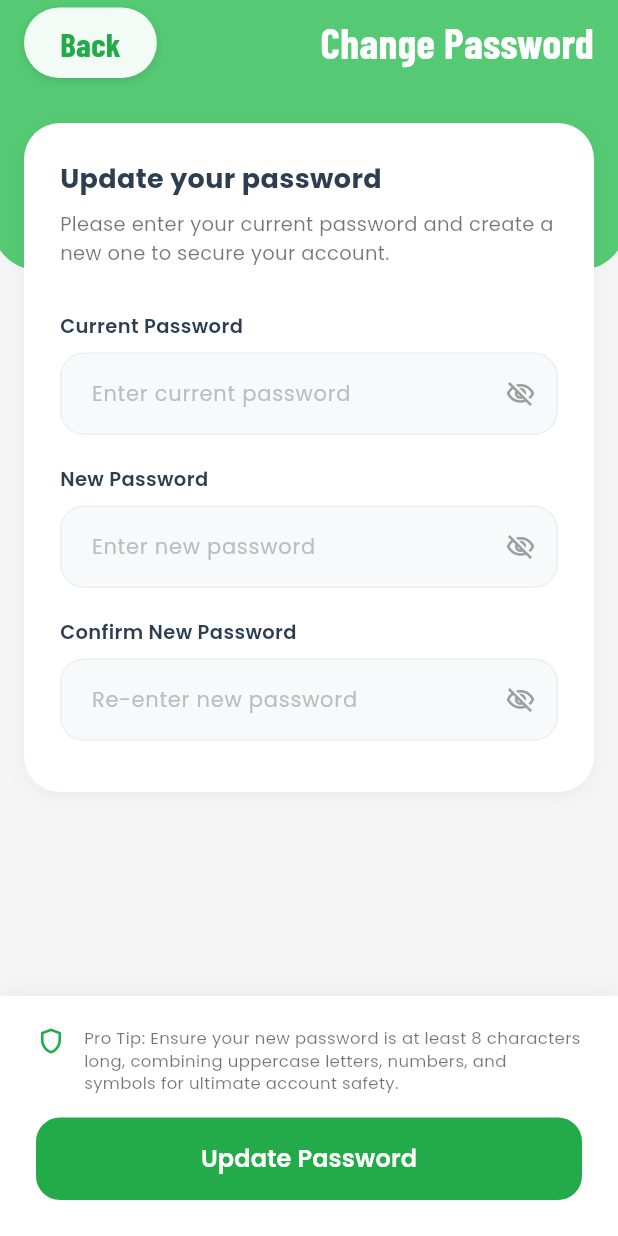
After one commit to SahilParbale/Rider-App, a Flutter app: the ChangePasswordScreen screen opened directly, on a phone screen of 412 x 824 dp. The commit adds this screen. Run offline on Flutter 3.47's test engine with Material 3 defaults, Android fonts, the phone set to English and light mode, and no system bars; our stand-ins replace google_fonts, google_maps_flutter; network calls fail.

Commit message:
feat: Introduce Privacy & Security screen and Change Password screen.

```diff
--- /dev/null
+++ b/lib/change_password_screen.dart
@@ -0,0 +1,294 @@
+import 'package:flutter/material.dart';
+import 'package:google_fonts/google_fonts.dart';
+import 'constants.dart';
+
+class ChangePasswordScreen extends StatefulWidget {
+  const ChangePasswordScreen({super.key});
+
+  @override
+  State<ChangePasswordScreen> createState() => _ChangePasswordScreenState();
+}
+
+class _ChangePasswordScreenState extends State<ChangePasswordScreen> {
+  bool _obscureCurrent = true;
+  bool _obscureNew = true;
+  bool _obscureConfirm = true;
+
+  @override
+  Widget build(BuildContext context) {
+    return Scaffold(
+      backgroundColor: const Color(0xFFF5F5F5),
+      body: Stack(
+        children: [
+          // Green Header
+          Positioned(
+            top: 0,
+            left: -5,
+            right: -5,
+            child: Container(
+              height: 180,
+              decoration: const BoxDecoration(
+                color: AppColors.headerGreen,
+                borderRadius: BorderRadius.only(
+                  bottomLeft: Radius.circular(30),
+                  bottomRight: Radius.circular(30),
+                ),
+              ),
+            ),
+          ),
+
+          SafeArea(
+            child: Column(
+              children: [
+                // Header Content
+                Padding(
+                  padding: const EdgeInsets.fromLTRB(16, 5, 16, 0),
+                  child: Row(
+                    mainAxisAlignment: MainAxisAlignment.spaceBetween,
+                    children: [
+                      GestureDetector(
+                        onTap: () => Navigator.pop(context),
+                        child: Container(
+                          padding: const EdgeInsets.symmetric(horizontal: 24, vertical: 8),
+                          decoration: BoxDecoration(
+                            color: const Color(0xFFF2FBF5),
+                            borderRadius: BorderRadius.circular(30),
+                            boxShadow: [
+                              BoxShadow(
+                                color: Colors.black.withOpacity(0.1),
+                                blurRadius: 4,
+                                offset: const Offset(0, 2),
+                              ),
+                            ],
+                          ),
+                          child: Text(
+                            "Back",
+                            style: GoogleFonts.barlowCondensed(
+                              fontSize: 22,
+                              fontWeight: FontWeight.w700,
+                              color: const Color(0xFF23AA49),
+                            ),
+                          ),
+                        ),
+                      ),
+                      Text(
+                        "Change Password",
+                        style: GoogleFonts.barlowCondensed(
+                          fontSize: 28,
+                          fontWeight: FontWeight.w700,
+                          color: Colors.white,
+                        ),
+                      ),
+                    ],
+                  ),
+                ),
+
+                const SizedBox(height: 30),
+
+                // Main Content
+                Expanded(
+                  child: ListView(
+                    padding: const EdgeInsets.symmetric(horizontal: 16),
+                    physics: const BouncingScrollPhysics(),
+                    children: [
+                      // Form Container
+                      Container(
+                        padding: const EdgeInsets.all(24),
+                        decoration: BoxDecoration(
+                          color: Colors.white,
+                          borderRadius: BorderRadius.circular(24),
+                          boxShadow: [
+                            BoxShadow(
+                              color: Colors.black.withOpacity(0.04),
+                              blurRadius: 10,
+                              offset: const Offset(0, 4),
+                            ),
+                          ],
+                        ),
+                        child: Column(
+                          crossAxisAlignment: CrossAxisAlignment.start,
+                          children: [
+                            Text(
+                              "Update your password",
+                              style: GoogleFonts.poppins(
+                                fontSize: 18,
+                                fontWeight: FontWeight.w700,
+                                color: const Color(0xFF2C3E50),
+                              ),
+                            ),
+                            const SizedBox(height: 8),
+                            Text(
+                              "Please enter your current password and create a new one to secure your account.",
+                              style: GoogleFonts.poppins(
+                                fontSize: 13,
+                                color: Colors.black54,
+                                height: 1.5,
+                              ),
+                            ),
+                            const SizedBox(height: 30),
+
+                            _buildPasswordField(
+                              label: "Current Password",
+                              hint: "Enter current password",
+                              isObscured: _obscureCurrent,
+                              onToggleVisibility: () {
+                                setState(() {
+                                  _obscureCurrent = !_obscureCurrent;
+                                });
+                              },
+                            ),
+                            const SizedBox(height: 20),
+
+                            _buildPasswordField(
+                              label: "New Password",
+                              hint: "Enter new password",
+                              isObscured: _obscureNew,
+                              onToggleVisibility: () {
+                                setState(() {
+                                  _obscureNew = !_obscureNew;
+                                });
+                              },
+                            ),
+                            const SizedBox(height: 20),
+
+                            _buildPasswordField(
+                              label: "Confirm New Password",
+                              hint: "Re-enter new password",
+                              isObscured: _obscureConfirm,
+                              onToggleVisibility: () {
+                                setState(() {
+                                  _obscureConfirm = !_obscureConfirm;
+                                });
+                              },
+                            ),
+                            const SizedBox(height: 10),
+                          ],
+                        ),
+                      ),
+                      const SizedBox(height: 40),
+                    ],
+                  ),
+                ),
+
+                // Bottom Footer with Professional Insight & Button
+                Container(
+                  padding: const EdgeInsets.fromLTRB(24, 20, 24, 24),
+                  decoration: BoxDecoration(
+                    color: Colors.white,
+                    boxShadow: [
+                      BoxShadow(
+                        color: Colors.black.withOpacity(0.04),
+                        blurRadius: 10,
+                        offset: const Offset(0, -4),
+                      ),
+                    ],
+                  ),
+                  child: Column(
+                    mainAxisSize: MainAxisSize.min,
+                    children: [
+                      Row(
+                        crossAxisAlignment: CrossAxisAlignment.start,
+                        children: [
+                          const Icon(Icons.shield_outlined, color: AppColors.primaryGreen, size: 20),
+                          const SizedBox(width: 12),
+                          Expanded(
+                            child: Text(
+                              "Pro Tip: Ensure your new password is at least 8 characters long, combining uppercase letters, numbers, and symbols for ultimate account safety.",
+                              style: GoogleFonts.poppins(
+                                fontSize: 11,
+                                color: Colors.black54,
+                                height: 1.4,
+                              ),
+                            ),
+                          ),
+                        ],
+                      ),
+                      const SizedBox(height: 16),
+                      SizedBox(
+                        width: double.infinity,
+                        child: ElevatedButton(
+                          onPressed: () {
+                            Navigator.pop(context);
+                          },
+                          style: ElevatedButton.styleFrom(
+                            backgroundColor: AppColors.primaryGreen,
+                            foregroundColor: Colors.white,
+                            elevation: 0,
+                            padding: const EdgeInsets.symmetric(vertical: 16),
+                            shape: RoundedRectangleBorder(
+                              borderRadius: BorderRadius.circular(16),
+                            ),
+                          ),
+                          child: Text(
+                            "Update Password",
+                            style: GoogleFonts.poppins(
+                              fontSize: 16,
+                              fontWeight: FontWeight.w600,
+                            ),
+                          ),
+                        ),
+                      ),
+                    ],
+                  ),
+                ),
+              ],
+            ),
+          ),
+        ],
+      ),
+    );
+  }
+
+  Widget _buildPasswordField({
+    required String label,
+    required String hint,
+    required bool isObscured,
+    required VoidCallback onToggleVisibility,
+  }) {
+    return Column(
+      crossAxisAlignment: CrossAxisAlignment.start,
+      children: [
+        Text(
+          label,
+          style: GoogleFonts.poppins(
+            fontSize: 13,
+            fontWeight: FontWeight.w600,
+            color: const Color(0xFF2C3E50),
+          ),
+        ),
+        const SizedBox(height: 8),
+        Container(
+          decoration: BoxDecoration(
+            color: const Color(0xFFF8F9FA),
+            borderRadius: BorderRadius.circular(16),
+            border: Border.all(color: Colors.grey.shade200),
+          ),
+          child: TextField(
+            obscureText: isObscured,
+            style: GoogleFonts.poppins(
+              fontSize: 14,
+              color: Colors.black87,
+            ),
+            decoration: InputDecoration(
+              hintText: hint,
+              hintStyle: GoogleFonts.poppins(
+                fontSize: 14,
+                color: Colors.grey.shade400,
+              ),
+              border: InputBorder.none,
+              contentPadding: const EdgeInsets.symmetric(horizontal: 20, vertical: 16),
+              suffixIcon: IconButton(
+                icon: Icon(
+                  isObscured ? Icons.visibility_off_outlined : Icons.visibility_outlined,
+                  color: Colors.grey.shade500,
+                  size: 20,
+                ),
+                onPressed: onToggleVisibility,
+              ),
+            ),
+          ),
+        ),
+      ],
+    );
+  }
+}
--- a/lib/privacy_security_screen.dart
+++ b/lib/privacy_security_screen.dart
@@ -3,6 +3,7 @@ import 'package:google_fonts/google_fonts.dart';
 import 'constants.dart';
 import 'privacy_policy_screen.dart';
 import 'manage_permissions_screen.dart';
+import 'change_password_screen.dart';
 
 class PrivacySecurityScreen extends StatelessWidget {
   const PrivacySecurityScreen({super.key});
@@ -126,6 +127,12 @@ class PrivacySecurityScreen extends StatelessWidget {
                         color: Colors.purple,
                         content: "Keep your account safe. We recommend using a strong password and enabling biometric login if supported by your device.",
                         actionText: "Change Password",
+                        onTap: () {
+                          Navigator.push(
+                            context,
+                            MaterialPageRoute(builder: (context) => const ChangePasswordScreen()),
+                          );
+                        }
                       ),
 
                       _buildSecuritySection(
```
